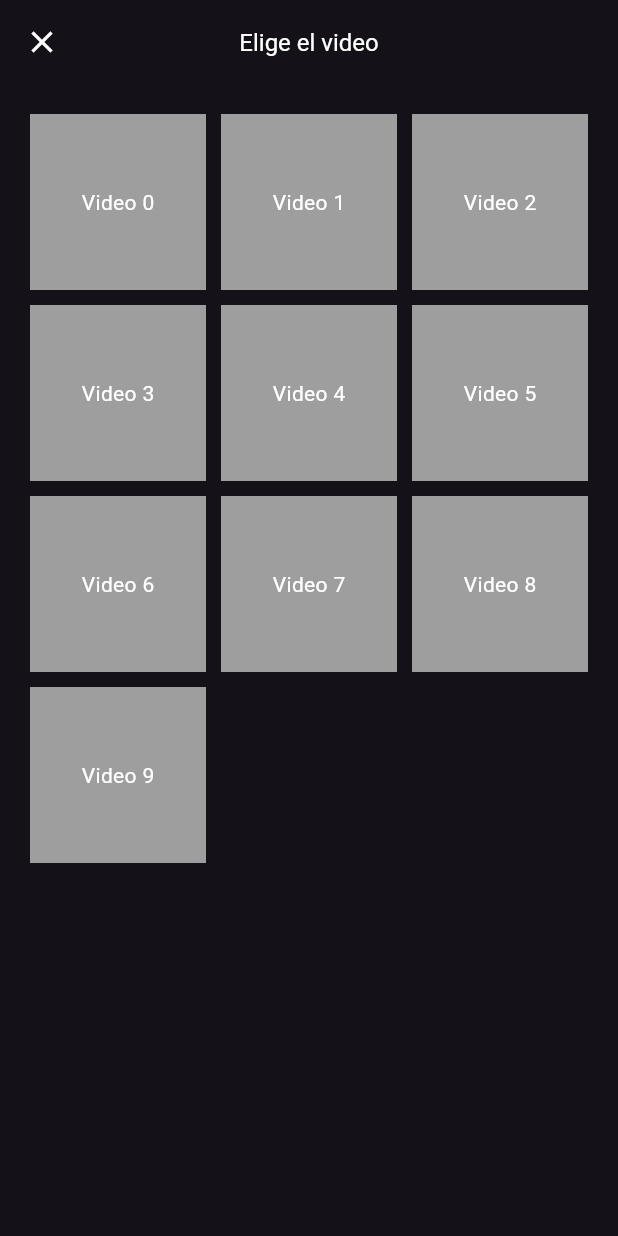
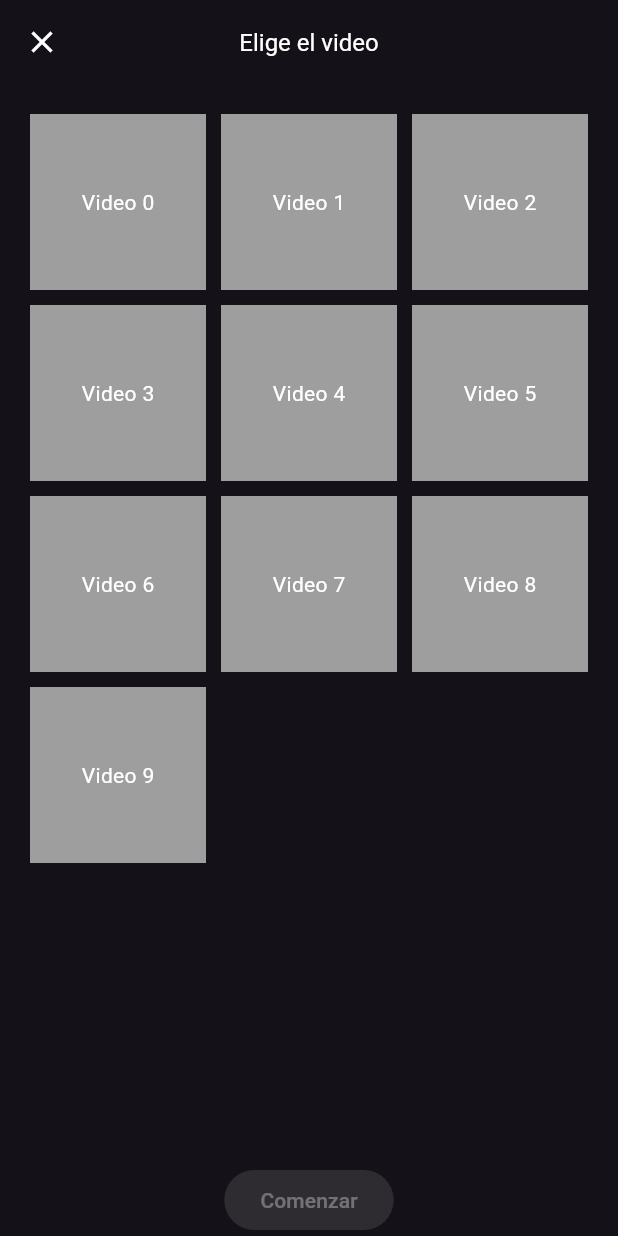
Before and after one commit to carlostic26/vidcer, a Flutter app: the VideoChooser screen opened directly, on a phone screen of 412 x 824 dp. Run offline on Flutter 3.47's test engine with Material 3 defaults, Android fonts, the phone set to English and light mode, and no system bars; our stand-ins replace animate_do, flutter_riverpod, fluttertoast, image_picker, percent_indicator, permission_handler and 1 more; accounts and stored records are empty.

Commit message:
mostrando multimedia y video player

```diff
--- a/lib/presentation/provider/riverpod_provider.dart
+++ b/lib/presentation/provider/riverpod_provider.dart
@@ -1,6 +1,8 @@
 import 'package:flutter_riverpod/flutter_riverpod.dart';
 import 'package:image_picker/image_picker.dart';
 import '../../domain/controller/theme_preferences.dart';
+
+final selectedVideoProvider = StateProvider<int?>((ref) => null);
 
 final darkTheme_rp = StateProvider((ref) => false);
 final buttonEnabled_rp = StateProvider((ref) => false);
--- a/lib/presentation/screens/video_chooser.dart
+++ b/lib/presentation/screens/video_chooser.dart
@@ -1,13 +1,16 @@
 import 'package:flutter/material.dart';
+import 'package:flutter_riverpod/flutter_riverpod.dart';
 import 'package:fluttertoast/fluttertoast.dart';
 
 import 'package:permission_handler/permission_handler.dart';
+import 'package:vidcer/presentation/provider/riverpod_provider.dart';
+import 'package:vidcer/presentation/screens/video_player_screen.dart';
 
-class VideoChooser extends StatelessWidget {
+class VideoChooser extends ConsumerWidget {
   const VideoChooser({super.key});
 
   @override
-  Widget build(BuildContext context) {
+  Widget build(BuildContext context, WidgetRef ref) {
     return Scaffold(
       appBar: AppBar(
         elevation: 0,
@@ -35,10 +38,14 @@ class VideoChooser extends StatelessWidget {
         builder: (context, snapshot) {
           if (snapshot.hasData && snapshot.data == PermissionStatus.granted) {
             // Permisos otorgados, mostrar la galería de videos
-            return Padding(
+            return Column(
+              children: [
+                Expanded(
+                  child: Padding(
                     padding: const EdgeInsets.all(20.0),
                     child: GridView.builder(
-                gridDelegate: const SliverGridDelegateWithFixedCrossAxisCount(
+                      gridDelegate:
+                          const SliverGridDelegateWithFixedCrossAxisCount(
                         crossAxisCount: 3,
                         crossAxisSpacing: 10.0,
                         mainAxisSpacing: 10.0,
@@ -47,19 +54,58 @@ class VideoChooser extends StatelessWidget {
                       shrinkWrap: true,
                       itemBuilder: (context, index) {
                         // Construir el widget del video en el índice actual
-                  return Container(
+                        return GestureDetector(
+                          onTap: () {
+                            ref.read(selectedVideoProvider.notifier).state =
+                                index;
+                          },
+                          child: Stack(
+                            alignment: Alignment.center,
+                            children: [
+                              Container(
                                 color: Colors.grey,
                                 // Agregar lógica para mostrar el video en lugar del contenedor
                                 child: Center(
                                   child: Text('Video $index'),
                                 ),
+                              ),
+                              if (ref
+                                      .read(selectedVideoProvider.notifier)
+                                      .state ==
+                                  index)
+                                const Icon(Icons.check_circle,
+                                    color: Colors.green, size: 50.0),
+                            ],
+                          ),
                         );
                       },
                     ),
+                  ),
+                ),
+                ElevatedButton(
+                  onPressed:
+                      ref.read(selectedVideoProvider.notifier).state != null
+                          ? () {
+                              // Navegar a la nueva pantalla con el video seleccionado
+                              Navigator.push(
+                                context,
+                                MaterialPageRoute(
+                                  builder: (context) => VideoPlayerScreen(
+                                      videoIndex: ref
+                                          .read(selectedVideoProvider.notifier)
+                                          .state!),
+                                ),
+                              );
+                            }
+                          : null,
+                  child: Text('Comenzar'),
+                ),
+              ],
             );
           } else {
             // Permisos no otorgados, mostrar el botón para solicitar permisos
-            return Column(
+            return Center(
+              child: Column(
                 mainAxisAlignment: MainAxisAlignment.center,
                 children: [
                   const Text(
@@ -71,6 +117,11 @@ class VideoChooser extends StatelessWidget {
                     onPressed: () async {
                       var status = await Permission.storage.request();
                       if (status.isGranted) {
+                        Navigator.pushReplacement(
+                          context,
+                          MaterialPageRoute(
+                              builder: (_) => const VideoChooser()),
+                        );
                         // El permiso fue concedido
                         Fluttertoast.showToast(
                           msg: "Permiso concedido",
@@ -88,6 +139,7 @@ class VideoChooser extends StatelessWidget {
                     },
                   ),
                 ],
+              ),
             );
           }
         },
```
Also changed, not shown: lib/presentation/screens/video_player_screen.dart (added, +19 -0 lines). Lines whose indentation alone changed are shown as unchanged.
